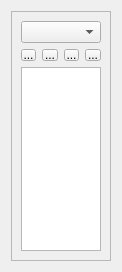
Old version of the form qosmic/ui/selectgenomewidget.ui in the repository bitsed/qosmic.
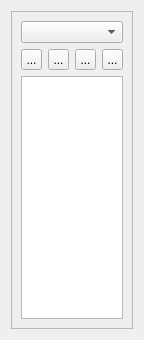
New version of the form. Icons and pictures are not drawn. Custom widgets are drawn as their Qt base class.

What changed in the file:
```diff
--- a/qosmic/ui/selectgenomewidget.ui
+++ b/qosmic/ui/selectgenomewidget.ui
@@ -6,10 +6,16 @@
    <rect>
     <x>0</x>
     <y>0</y>
-    <width>122</width>
-    <height>272</height>
+    <width>144</width>
+    <height>340</height>
    </rect>
   </property>
+  <property name="sizePolicy">
+   <sizepolicy hsizetype="Maximum" vsizetype="Preferred">
+    <horstretch>0</horstretch>
+    <verstretch>0</verstretch>
+   </sizepolicy>
+  </property>
   <property name="windowTitle">
    <string>Genome</string>
   </property>
@@ -176,7 +182,7 @@
       <item row="2" column="0">
        <widget class="GenomeVectorListView" name="m_genomesListView">
         <property name="sizePolicy">
-         <sizepolicy hsizetype="Maximum" vsizetype="Expanding">
+         <sizepolicy hsizetype="Preferred" vsizetype="Expanding">
           <horstretch>0</horstretch>
           <verstretch>0</verstretch>
          </sizepolicy>
```
